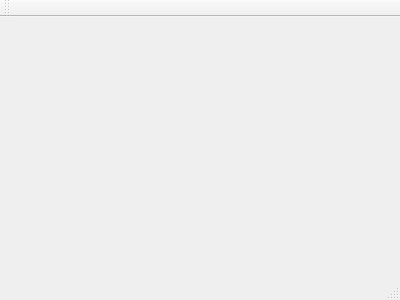
Qt form mainwindow.ui (victorkaillo/Projeto_PA3) before a commit.
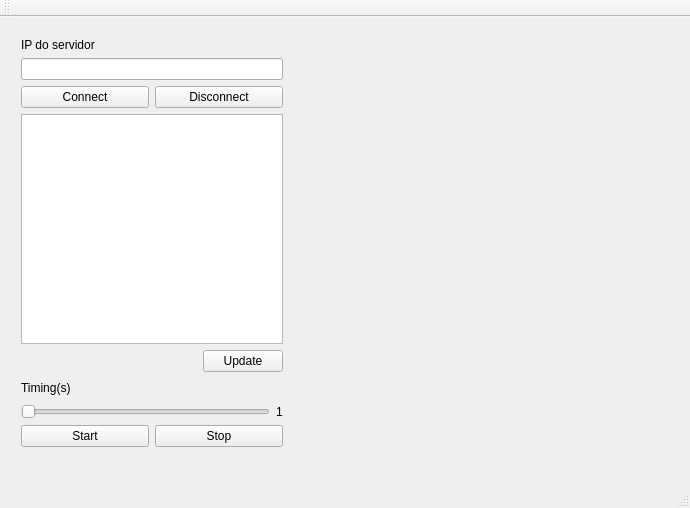
The same form after that commit. Custom widgets are drawn as their Qt base class.

Diff of the .ui file:
```diff
--- a/mainwindow.ui
+++ b/mainwindow.ui
@@ -1,24 +1,207 @@
 <ui version="4.0">
  <class>MainWindow</class>
- <widget class="QMainWindow" name="MainWindow" >
-  <property name="geometry" >
+ <widget class="QMainWindow" name="MainWindow">
+  <property name="geometry">
    <rect>
     <x>0</x>
     <y>0</y>
-    <width>400</width>
-    <height>300</height>
+    <width>690</width>
+    <height>508</height>
    </rect>
   </property>
   <property name="windowTitle" >
    <string>MainWindow</string>
   </property>
-  <widget class="QMenuBar" name="menuBar" />
-  <widget class="QToolBar" name="mainToolBar" />
-  <widget class="QWidget" name="centralWidget" />
-  <widget class="QStatusBar" name="statusBar" />
+  <widget class="QWidget" name="centralWidget">
+   <widget class="QWidget" name="layoutWidget">
+    <property name="geometry">
+     <rect>
+      <x>10</x>
+      <y>10</y>
+      <width>661</width>
+      <height>431</height>
+     </rect>
+    </property>
+    <layout class="QHBoxLayout" name="horizontalLayout_6">
+     <item>
+      <layout class="QVBoxLayout" name="verticalLayout">
+       <item>
+        <widget class="QLabel" name="label">
+         <property name="text">
+          <string>IP do servidor</string>
+         </property>
+        </widget>
+       </item>
+       <item>
+        <widget class="QLineEdit" name="edtIP"/>
+       </item>
+       <item>
+        <layout class="QHBoxLayout" name="horizontalLayout">
+         <item>
+          <widget class="QPushButton" name="btnConnect">
+           <property name="text">
+            <string>Connect</string>
+           </property>
+          </widget>
+         </item>
+         <item>
+          <widget class="QPushButton" name="btnDisconnect">
+           <property name="text">
+            <string>Disconnect</string>
+           </property>
+          </widget>
+         </item>
+        </layout>
+       </item>
+       <item>
+        <widget class="QListWidget" name="listHost"/>
+       </item>
+       <item>
+        <layout class="QHBoxLayout" name="horizontalLayout_5">
+         <item>
+          <spacer name="horizontalSpacer_2">
+           <property name="orientation">
+            <enum>Qt::Horizontal</enum>
+           </property>
+           <property name="sizeHint" stdset="0">
+            <size>
+             <width>40</width>
+             <height>20</height>
+            </size>
+           </property>
+          </spacer>
+         </item>
+         <item>
+          <widget class="QPushButton" name="btnUpdate">
+           <property name="text">
+            <string>Update</string>
+           </property>
+          </widget>
+         </item>
+        </layout>
+       </item>
+       <item>
+        <layout class="QHBoxLayout" name="horizontalLayout_4">
+         <item>
+          <widget class="QLabel" name="label_3">
+           <property name="text">
+            <string>Timing(s)</string>
+           </property>
+          </widget>
+         </item>
+         <item>
+          <spacer name="horizontalSpacer">
+           <property name="orientation">
+            <enum>Qt::Horizontal</enum>
+           </property>
+           <property name="sizeHint" stdset="0">
+            <size>
+             <width>40</width>
+             <height>20</height>
+            </size>
+           </property>
+          </spacer>
+         </item>
+        </layout>
+       </item>
+       <item>
+        <layout class="QHBoxLayout" name="horizontalLayout_2">
+         <item>
+          <widget class="QSlider" name="timingSlider">
+           <property name="minimum">
+            <number>1</number>
+           </property>
+           <property name="maximum">
+            <number>100</number>
+           </property>
+           <property name="orientation">
+            <enum>Qt::Horizontal</enum>
+           </property>
+          </widget>
+         </item>
+         <item>
+          <widget class="QLabel" name="label_2">
+           <property name="minimumSize">
+            <size>
+             <width>0</width>
+             <height>0</height>
+            </size>
+           </property>
+           <property name="text">
+            <string>1</string>
+           </property>
+          </widget>
+         </item>
+        </layout>
+       </item>
+       <item>
+        <layout class="QHBoxLayout" name="horizontalLayout_3">
+         <item>
+          <widget class="QPushButton" name="btnStart">
+           <property name="text">
+            <string>Start</string>
+           </property>
+          </widget>
+         </item>
+         <item>
+          <widget class="QPushButton" name="btnStop">
+           <property name="text">
+            <string>Stop</string>
+           </property>
+          </widget>
+         </item>
+        </layout>
+       </item>
+      </layout>
+     </item>
+     <item>
+      <widget class="Plotter" name="widget" native="true">
+       <property name="minimumSize">
+        <size>
+         <width>371</width>
+         <height>371</height>
+        </size>
+       </property>
+       <property name="maximumSize">
+        <size>
+         <width>371</width>
+         <height>371</height>
+        </size>
+       </property>
+      </widget>
+     </item>
+    </layout>
+   </widget>
+  </widget>
+  <widget class="QMenuBar" name="menuBar">
+   <property name="geometry">
+    <rect>
+     <x>0</x>
+     <y>0</y>
+     <width>690</width>
+     <height>22</height>
+    </rect>
+   </property>
+  </widget>
+  <widget class="QToolBar" name="mainToolBar">
+   <attribute name="toolBarArea">
+    <enum>TopToolBarArea</enum>
+   </attribute>
+   <attribute name="toolBarBreak">
+    <bool>false</bool>
+   </attribute>
+  </widget>
+  <widget class="QStatusBar" name="statusBar"/>
  </widget>
- <layoutDefault spacing="6" margin="11" />
- <pixmapfunction></pixmapfunction>
+ <layoutdefault spacing="6" margin="11"/>
+ <customwidgets>
+  <customwidget>
+   <class>Plotter</class>
+   <extends>QWidget</extends>
+   <header>plotter.h</header>
+   <container>1</container>
+  </customwidget>
+ </customwidgets>
  <resources/>
  <connections/>
 </ui>
```
Left out of the diff: 22 changed lines with no effect on the pictures.
